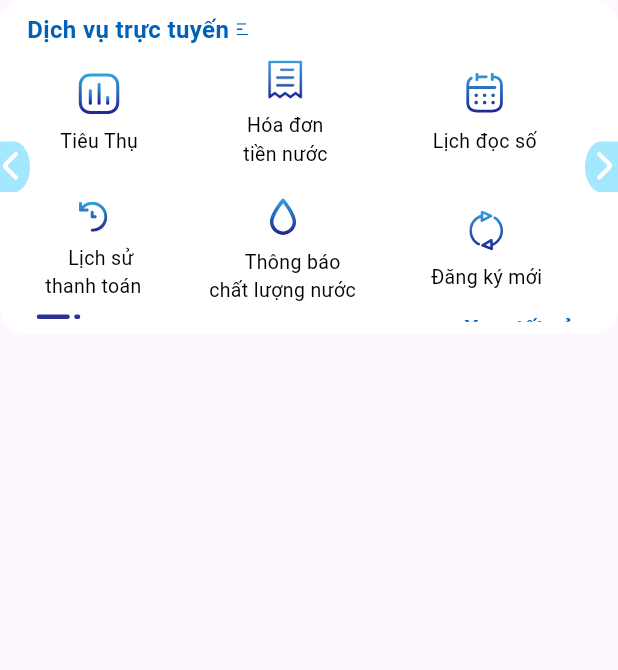
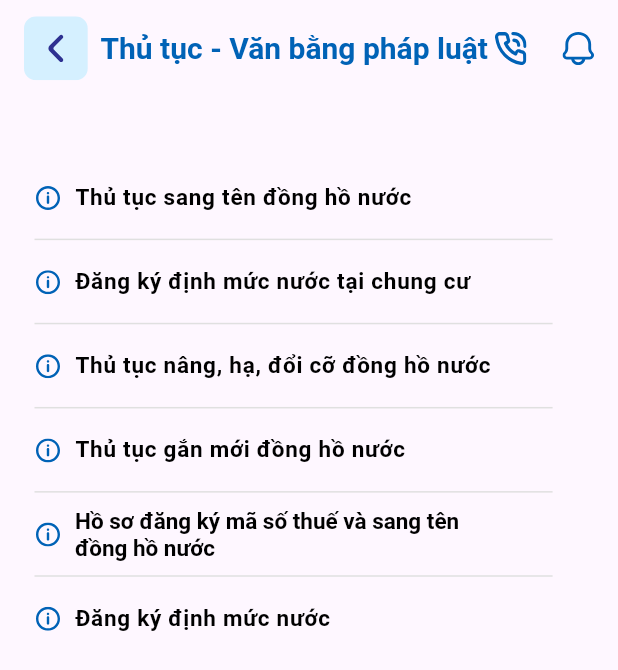
Before and after one commit to nguyenphuc2004/LearnFlutter, a Flutter app: what serviceOnline() shows on an empty page, opened directly, after a tap on an icon or button, on a phone screen of 412 x 824 dp. Shown: the top 670 px of the screen. Run offline on Flutter 3.47's test engine with Material 3 defaults, Android fonts, the phone set to English and light mode, and no system bars; our stand-ins replace curved_navigation_bar, fl_chart, flutter_svg, font_awesome_flutter, image_picker, pinput.

Commit message:
init project

```diff
--- a/lib/Homepage/serviceOnline.dart
+++ b/lib/Homepage/serviceOnline.dart
@@ -4,9 +4,11 @@ import 'package:flutter_svg/flutter_svg.dart';
 import 'package:te/Consume/Consume.dart';
 import 'package:te/Invoice/PaymentInvoice.dart';
 import 'package:te/NewAttachRegistration.dart';
+import 'package:te/Proceduce.dart';
 import 'package:te/Sevices/ReportProblem.dart';
 import 'package:te/Sevices/ServiceProgress.dart';
 import 'package:te/WaterConsumptionRegistration.dart';
+import 'package:te/WaterPriceList.dart';
 
 class serviceOnline extends StatefulWidget {
   const serviceOnline({super.key});
@@ -147,7 +149,14 @@ class _serviceOnlineState extends State<serviceOnline> {
                             _buildFeatureItem(
                               iconPath: 'assets/images/water.svg',
                               title: '    Thông báo\nchất lượng nước',
-                              onTap: () {},
+                              onTap: () {
+                                Navigator.push(
+                                  context,
+                                  MaterialPageRoute(
+                                      builder: (context) =>
+                                          Proceduce()),
+                                );
+                              },
                             ),
                             SizedBox(width: 50),
                             _buildFeatureItem(
@@ -178,7 +187,14 @@ class _serviceOnlineState extends State<serviceOnline> {
                             _buildFeatureItem(
                               iconPath: 'assets/images/Group 2103.svg',
                               title: 'Thông tin\ngiá nước',
-                              onTap: () {},
+                              onTap: () {
+                                Navigator.push(
+                                  context,
+                                  MaterialPageRoute(
+                                      builder: (context) =>
+                                          WaterPriceList()),
+                                );
+                              },
                             ),
                             SizedBox(width: 60),
                             _buildFeatureItem(
--- /dev/null
+++ b/lib/Proceduce.dart
@@ -0,0 +1,192 @@
+import 'package:flutter/cupertino.dart';
+import 'package:flutter/material.dart';
+import 'package:flutter_svg/svg.dart';
+import 'package:te/ProceduceDetails.dart';
+import 'package:te/appbar/AppBarCommon.dart';
+
+class Proceduce extends StatefulWidget {
+  const Proceduce({super.key});
+
+  @override
+  State<Proceduce> createState() => _ProceduceState();
+}
+
+class _ProceduceState extends State<Proceduce> {
+  @override
+  Widget build(BuildContext context) {
+    return SafeArea(
+        child: Scaffold(
+      appBar: AppBar(
+        automaticallyImplyLeading: false,
+        title: AppBarCustom(
+          title: "Thủ tục - Văn bằng pháp luật",
+          hasBackButton: true,
+        ),
+      ),
+          body: Container(
+              width: MediaQuery.of(context).size.width * 0.95,
+              margin: EdgeInsets.only(top: 40),
+              child: Padding(
+                padding: EdgeInsets.all(8),
+                child: ListView(
+                  shrinkWrap: true,
+                  children: [
+                    // Các phần tử khác
+                    ListTile(
+                      title: Row(
+                        children: [
+                          SvgPicture.asset('assets/images/Group 2224.svg'),
+                          SizedBox(width: 10),
+                          Text(
+                            'Thủ tục sang tên đồng hồ nước',
+                            style: TextStyle(
+                              fontSize: 15,
+                              fontWeight: FontWeight.bold,
+                              color: Colors.black,
+                            ),
+                          ),
+                        ],),
+                      onTap: () {
+                        Navigator.push(
+                          context,
+                          MaterialPageRoute(builder: (context) => ProceduceDetails()),
+                        );
+                      },
+                    ),
+                    Divider(
+                      height: 0.1,
+                      thickness: 1,
+                      color: Colors.grey[300],
+                      indent: 15,
+                      endIndent: 15,
+                    ),
+                    ListTile(
+                      title: Row(
+                        children: [
+                          SvgPicture.asset('assets/images/Group 2224.svg'),
+                          SizedBox(width: 10),
+                          Text(
+                            'Đăng ký định mức nước tại chung cư',
+                            style: TextStyle(
+                              fontSize: 15,
+                              fontWeight: FontWeight.bold,
+                              color: Colors.black,
+                            ),
+                          ),
+                        ],),
+                      onTap: () {
+
+                      },
+                    ),
+                    Divider(
+                      height: 0.1,
+                      thickness: 1,
+                      color: Colors.grey[300],
+                      indent: 15,
+                      endIndent: 15,
+                    ),
+                    ListTile(
+                      title: Row(
+                        children: [
+                          SvgPicture.asset('assets/images/Group 2224.svg'),
+                          SizedBox(width: 10),
+                          Text(
+                            'Thủ tục nâng, hạ, đổi cỡ đồng hồ nước',
+                            style: TextStyle(
+                              fontSize: 15,
+                              fontWeight: FontWeight.bold,
+                              color: Colors.black,
+                            ),
+                          ),
+                        ],),
+                      onTap: () {
+
+                      },
+                    ),
+                    Divider(
+                      height: 0.1,
+                      thickness: 1,
+                      color: Colors.grey[300],
+                      indent: 15,
+                      endIndent: 15,
+                    ),
+                    ListTile(
+                      title: Row(
+                        children: [
+                          SvgPicture.asset('assets/images/Group 2224.svg'),
+                          SizedBox(width: 10),
+                          Text(
+                            'Thủ tục gắn mới đồng hồ nước',
+                            style: TextStyle(
+                              fontSize: 15,
+                              fontWeight: FontWeight.bold,
+                              color: Colors.black,
+                            ),
+                          ),
+                        ],),
+                      onTap: () {
+
+                      },
+                    ),
+                    Divider(
+                      height: 0.1,
+                      thickness: 1,
+                      color: Colors.grey[300],
+                      indent: 15,
+                      endIndent: 15,
+                    ),
+                    ListTile(
+                      title: Row(
+                        children: [
+                          SvgPicture.asset('assets/images/Group 2224.svg'),
+                          SizedBox(width: 10),
+                          Expanded( // Để văn bản tự động xuống dòng khi cần
+                            child: RichText(
+                              text: TextSpan(
+                                style: TextStyle(
+                                  fontSize: 15,
+                                  fontWeight: FontWeight.bold,
+                                  color: Colors.black, // Cần chỉ định màu vì `TextSpan` không có màu mặc định
+                                ),
+                                children: [
+                                  TextSpan(text: 'Hồ sơ đăng ký mã số thuế và sang tên\n'),
+                                  TextSpan(text: 'đồng hồ nước'),
+                                ],
+                              ),
+                            ),
+                          ),
+                        ],
+                      ),
+                      onTap: () {},
+                    ),
+                    Divider(
+                      height: 0.1,
+                      thickness: 1,
+                      color: Colors.grey[300],
+                      indent: 15,
+                      endIndent: 15,
+                    ),
+                    ListTile(
+                      title: Row(
+                        children: [
+                          SvgPicture.asset('assets/images/Group 2224.svg'),
+                          SizedBox(width: 10),
+                          Text(
+                            'Đăng ký định mức nước',
+                            style: TextStyle(
+                              fontSize: 15,
+                              fontWeight: FontWeight.bold,
+                              color: Colors.black,
+                            ),
+                          ),
+                        ],),
+                      onTap: () {
+
+                      },
+                    ),
+                  ],
+                ),
+              )),
+    ));
+  }
+}
```
Also changed, not shown: lib/ProceduceDetails.dart (added, +66 -0 lines), lib/Sevices/PaymentMethod.dart (added, +175 -0 lines), lib/Sevices/Service.dart (+7 -1 lines), lib/WaterPriceList.dart (added, +186 -0 lines), assets/images/Bảng giá nước.png (added), assets/images/Group 2224.svg (added).
